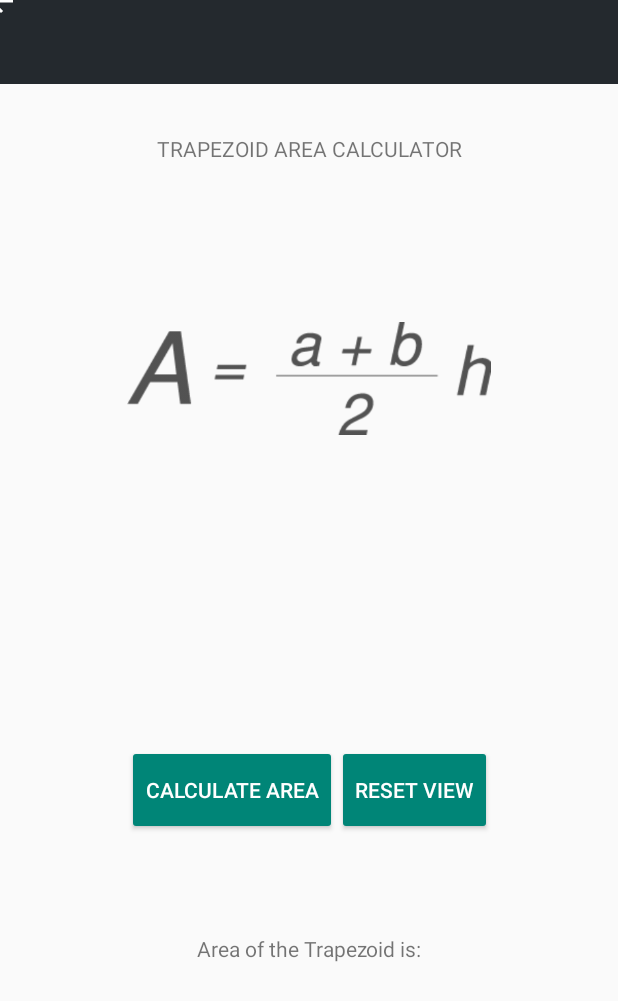
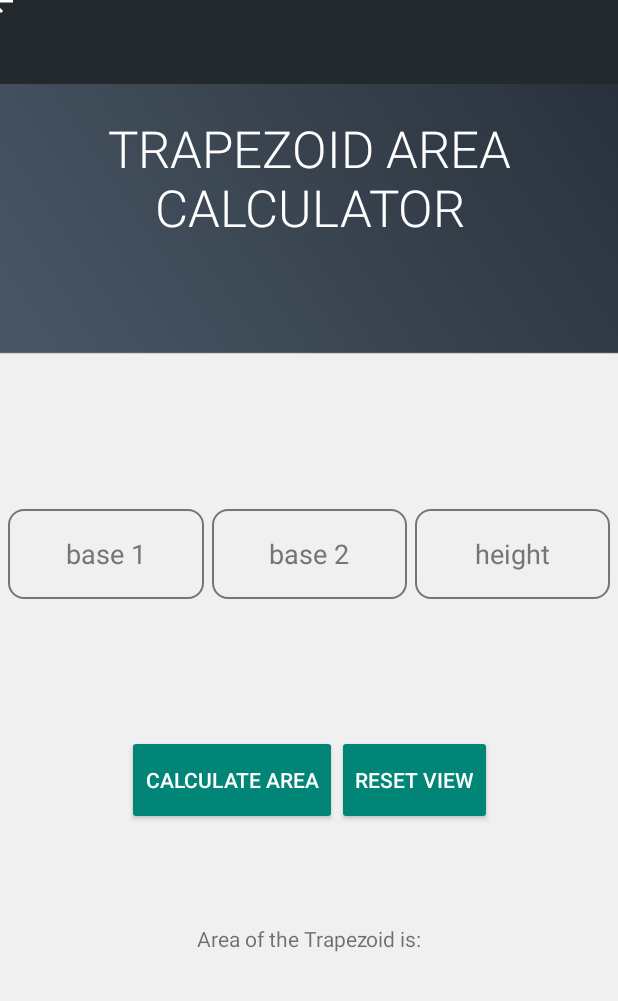
Before and after one commit to OpatileKelobang/MyCodeSpace, an Android app: the CalculationActivity screen opened directly, with no data from a screen before it, on a phone screen of 412 x 824 dp. Shown: the top 1001 px of the screen. Run offline under Robolectric (Android 15) with nearby library versions, the phone set to English and light mode, and no system bars.

Commit message:
Calculation UI Start - Revert Here if shit goes bad

```diff
--- /dev/null
+++ b/app/src/main/res/drawable/test_button.xml
@@ -0,0 +1,20 @@
+<?xml version="1.0" encoding="utf-8"?>
+<!--
+  ~ Copyright (c) 2019.
+  ~ Opatile Kelobang
+  ~ http://www.bogote.co.za
+  ~ Android App Development
+  -->
+
+<shape xmlns:android="http://schemas.android.com/apk/res/android"
+    android:shape="rectangle"
+    android:color="#000000">
+
+    <stroke
+        android:width="1dp"
+        android:color="#757575"/>
+
+    <corners
+        android:radius="10dp"/>
+
+</shape>
--- a/app/src/main/res/layout/activity_calculation.xml
+++ b/app/src/main/res/layout/activity_calculation.xml
@@ -12,6 +12,7 @@
     android:layout_width="match_parent"
     android:layout_height="match_parent"
     tools:context=".CalculationActivity"
+    android:background="@drawable/ui_background_with_dark_block"
     android:theme="@style/Theme.AppCompat.Light.NoActionBar">
 
 
@@ -48,55 +49,62 @@
         android:id="@+id/calculation_header"
         android:layout_width="0dp"
         android:layout_height="wrap_content"
-        android:layout_marginTop="33dp"
+        android:layout_marginTop="20dp"
         android:layout_marginBottom="97dp"
         android:text="@string/calculation_text"
         android:textAlignment="center"
+        android:textColor="@android:color/white"
+        android:textSize="34sp"
+        app:fontFamily="sans-serif-light"
         app:layout_constraintEnd_toEndOf="parent"
         app:layout_constraintStart_toStartOf="parent"
         app:layout_constraintTop_toBottomOf="@+id/myToolbar" />
 
-    <ImageView
+    <!--<ImageView
         android:id="@+id/image_equation"
         android:layout_width="match_parent"
-        android:layout_height="75dp"
+        android:layout_height="150dp"
         android:layout_marginTop="100dp"
         android:layout_marginBottom="528dp"
         android:contentDescription="@string/trapezoid_des"
         android:gravity="center"
+        android:background="@drawable/rectangle_white"
         android:src="@drawable/trapezoid_equation"
         app:layout_constraintBottom_toBottomOf="parent"
         app:layout_constraintEnd_toEndOf="parent"
         app:layout_constraintStart_toStartOf="parent"
         app:layout_constraintTop_toBottomOf="@+id/calculation_header"
-        />
+        />-->
 
     <LinearLayout
         android:id="@+id/linearLayout"
         android:layout_width="wrap_content"
         android:layout_height="wrap_content"
-        android:layout_marginStart="40dp"
-        android:layout_marginLeft="40dp"
+        android:layout_marginStart="150dp"
+        android:layout_marginLeft="150dp"
         android:layout_marginTop="200dp"
-        android:layout_marginEnd="40dp"
-        android:layout_marginRight="40dp"
+        android:layout_marginEnd="150dp"
+        android:layout_marginRight="150dp"
         android:layout_marginBottom="435dp"
         android:orientation="horizontal"
         app:layout_constraintBottom_toBottomOf="parent"
         app:layout_constraintEnd_toEndOf="parent"
         app:layout_constraintStart_toStartOf="parent"
-        app:layout_constraintTop_toBottomOf="@+id/image_equation">
+        app:layout_constraintTop_toBottomOf="@+id/calculation_header">
 
         <EditText
             android:id="@+id/input_base1"
             android:layout_width="wrap_content"
-            android:layout_height="wrap_content"
+            android:layout_height="60dp"
+            android:layout_gravity="fill"
             android:layout_weight="1"
             android:ems="10"
-            android:layout_gravity="fill"
+            android:layout_margin="5dp"
             android:hint="@string/base1"
             android:imeOptions="actionNext"
             android:inputType="number"
+            android:background="@drawable/edittext_bg"
+            android:textColorHint="#757575"
             android:textAlignment="center"
             tools:ignore="Autofill"
             tools:targetApi="o" />
@@ -104,25 +112,31 @@
         <EditText
             android:id="@+id/input_base2"
             android:layout_width="wrap_content"
-            android:layout_height="wrap_content"
+            android:layout_height="60dp"
+            android:layout_gravity="fill"
             android:layout_weight="1"
             android:ems="10"
-            android:layout_gravity="fill"
             android:hint="@string/base2"
+            android:layout_marginRight="5dp"
             android:imeOptions="actionNext"
             android:inputType="number"
             android:textAlignment="center"
+            android:background="@drawable/edittext_bg"
             tools:ignore="Autofill"
+            android:textColorHint="#757575"
             tools:targetApi="o" />
 
         <EditText
             android:id="@+id/input_height"
             android:layout_width="wrap_content"
-            android:layout_height="wrap_content"
+            android:layout_height="60dp"
             android:layout_weight="1"
             android:ems="10"
+            android:layout_marginRight="5dp"
             android:hint="@string/height"
+            android:textColorHint="#757575"
             android:inputType="number"
+            android:background="@drawable/edittext_bg"
             android:textAlignment="center"
             tools:ignore="Autofill"
             tools:targetApi="o" />
```
